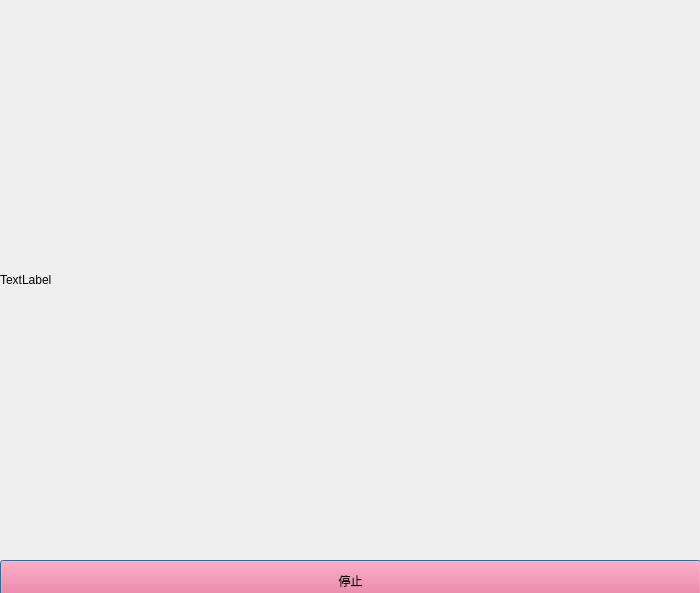
Before: the Qt Designer form display_widget.ui in droplazy/HOOK, drawn with Qt 5.
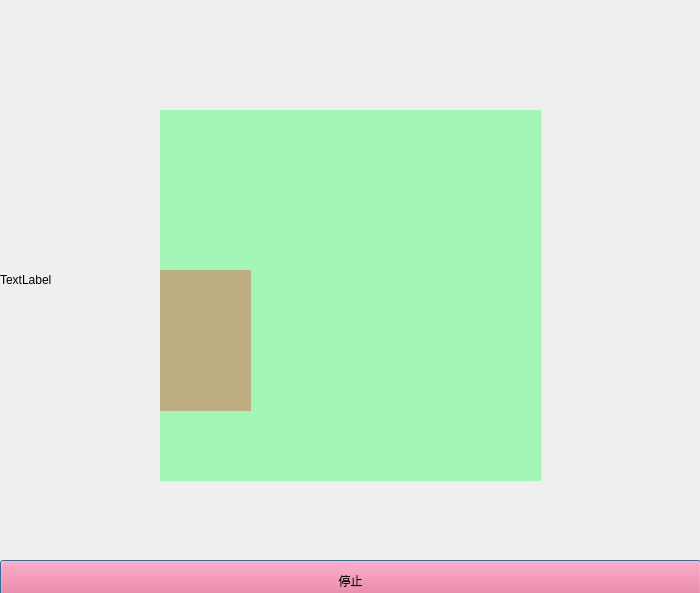
After: the same form once the commit is applied. Icons and pictures are not drawn.

The edit to the form file:
```diff
--- a/display_widget.ui
+++ b/display_widget.ui
@@ -55,6 +55,43 @@
    </property>
    <property name="text">
     <string>TextLabel</string>
+   </property>
+   <property name="scaledContents">
+    <bool>false</bool>
+   </property>
+  </widget>
+  <widget class="QLabel" name="label_2">
+   <property name="geometry">
+    <rect>
+     <x>160</x>
+     <y>110</y>
+     <width>381</width>
+     <height>371</height>
+    </rect>
+   </property>
+   <property name="styleSheet">
+    <string notr="true">background-color: rgba(85, 255, 127, 0.5);
+</string>
+   </property>
+   <property name="text">
+    <string/>
+   </property>
+  </widget>
+  <widget class="QLabel" name="label_aligh">
+   <property name="geometry">
+    <rect>
+     <x>160</x>
+     <y>270</y>
+     <width>91</width>
+     <height>141</height>
+    </rect>
+   </property>
+   <property name="styleSheet">
+    <string notr="true">background-color: rgba(255, 0, 0, 0.3);
+</string>
+   </property>
+   <property name="text">
+    <string/>
    </property>
   </widget>
  </widget>
```
Left out of the diff: 2 changed lines with no effect on the pictures.
